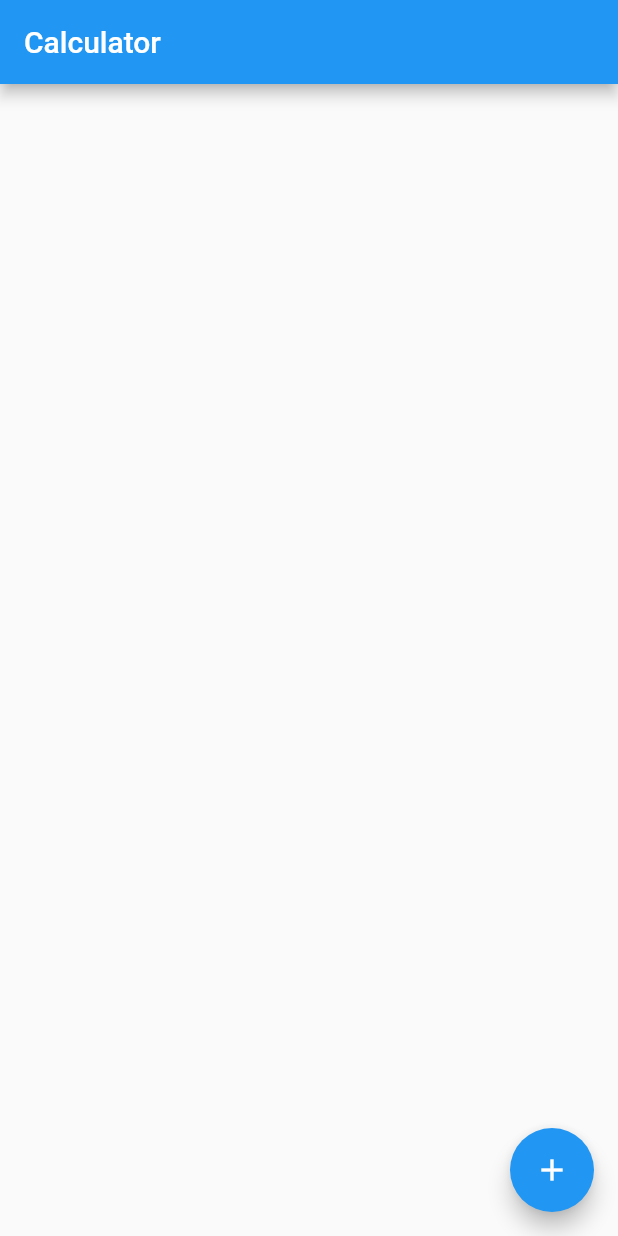
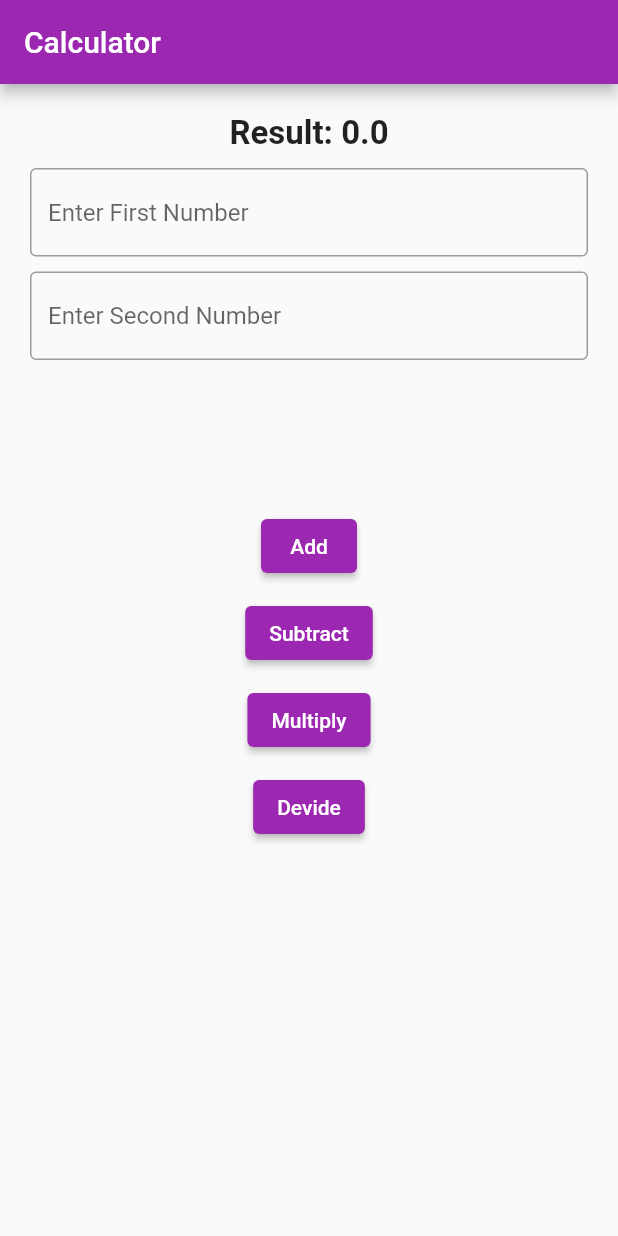
Before and after one commit to fadiahk/flutter-fadiah-khusnah-fundamental, a Flutter app: the screen it shows after launch, on a phone screen of 412 x 824 dp. Run offline on Flutter 3.47's test engine with Material 2 defaults, Android fonts, the phone set to English and light mode, and no system bars.

Commit message:
Add files via upload
menambahkan homepage

```diff
--- /dev/null
+++ b/lib/home_page.dart
@@ -0,0 +1,111 @@
+import 'package:flutter/material.dart';
+
+class HomePage extends StatefulWidget {
+  const HomePage({Key? key}) : super(key: key);
+
+  @override
+  State<HomePage> createState() => _HomePageState();
+}
+
+class _HomePageState extends State<HomePage> {
+  final TextEditingController firstController = TextEditingController();
+  final TextEditingController secondController = TextEditingController();
+  double result = 0;
+
+  @override
+  Widget build(BuildContext context) {
+    return Scaffold(
+      appBar: AppBar(
+        title: const Text('Calculator'),
+      ),
+      body: Container(
+        padding: const EdgeInsets.all(20),
+
+        child: Column(children: [
+          Text(
+            'Result: $result',
+            style: const TextStyle(fontSize: 22, fontWeight: FontWeight.bold),
+          ),
+          const SizedBox(
+            height: 10,
+          ),
+          TextField(
+            controller: firstController,
+            decoration: const InputDecoration(
+              border: OutlineInputBorder(), hintText: 'Enter First Number'),
+              keyboardType: TextInputType.number,
+            ),
+            const SizedBox(
+              height: 10,
+            ),
+            TextField(
+              controller: secondController,
+              decoration: const InputDecoration(
+                border: OutlineInputBorder(), hintText: 'Enter Second Number'),
+                keyboardType: TextInputType.number,
+              ),
+              const SizedBox(
+
+                height: 100,
+              ),
+              ElevatedButton(
+                onPressed: () {
+                  double a = double.parse(firstController.text);
+                  double b = double.parse(secondController.text);
+
+                  setState(() {
+                    result = a + b;
+                  });
+                },
+                child: const Text('Add'),
+            ),
+            const SizedBox(
+                height: 10,
+              ),
+              ElevatedButton(
+                onPressed: () {
+                  double a = double.parse(firstController.text);
+                  double b = double.parse(secondController.text);
+
+                  setState(() {
+                    result = a - b;
+                  });
+                },
+                child: const Text('Subtract'),
+            ),
+            const SizedBox(
+                height: 10,
+              ),
+              ElevatedButton(
+                onPressed: () {
+                  double a = double.parse(firstController.text);
+                  double b = double.parse(secondController.text);
+
+                  setState(() {
+                    result = a * b;
+                  });
+                },
+                child: const Text('Multiply'),
+            ),
+            const SizedBox(
+                height: 10,
+              ),
+              ElevatedButton(
+                onPressed: () {
+                  double a = double.parse(firstController.text);
+                  double b = double.parse(secondController.text);
+
+                  setState(() {
+                    result = a / b;
+                  });
+                },
+                child: const Text('Devide'),
+            ),
+            const SizedBox(
+              height: 10,
+            ),
+        ]),
+      ),
+    );
+  }
+} //inihomepage
--- a/lib/main.dart
+++ b/lib/main.dart
@@ -1,4 +1,5 @@
 import 'package:flutter/material.dart';
+import 'package:mycalculator/home_page.dart';
 
 void main() {
   runApp(const MyApp());
@@ -12,41 +13,9 @@ class MyApp extends StatelessWidget {
     return MaterialApp(
       title: 'MyCalculator',
       theme: ThemeData(
-        primarySwatch: Colors.blue,
+        primarySwatch: Colors.purple,
       ),
-      home: const MyHomePage(),
+      home:const HomePage(),
     );
   }
 }
-
-class MyHomePage extends StatefulWidget {
-  const MyHomePage({super.key});
-
-  @override
-  State<MyHomePage> createState() => _MyHomePageState();
-}
-
-class _MyHomePageState extends State<MyHomePage> {
-
-  @override
-  Widget build(BuildContext context) {
-    return Scaffold(
-      appBar: AppBar(
-        title: Text("Calculator"),
-      ),
-      body: Center(
-        child: Column(
-          mainAxisAlignment: MainAxisAlignment.center,
-          children: <Widget>[
-
-          ],
-        ),
-      ),
-      floatingActionButton: FloatingActionButton(
-        onPressed: () {},
-        tooltip: 'Increment',
-        child: const Icon(Icons.add),
-      ),
-    );
-  }
-}
```
